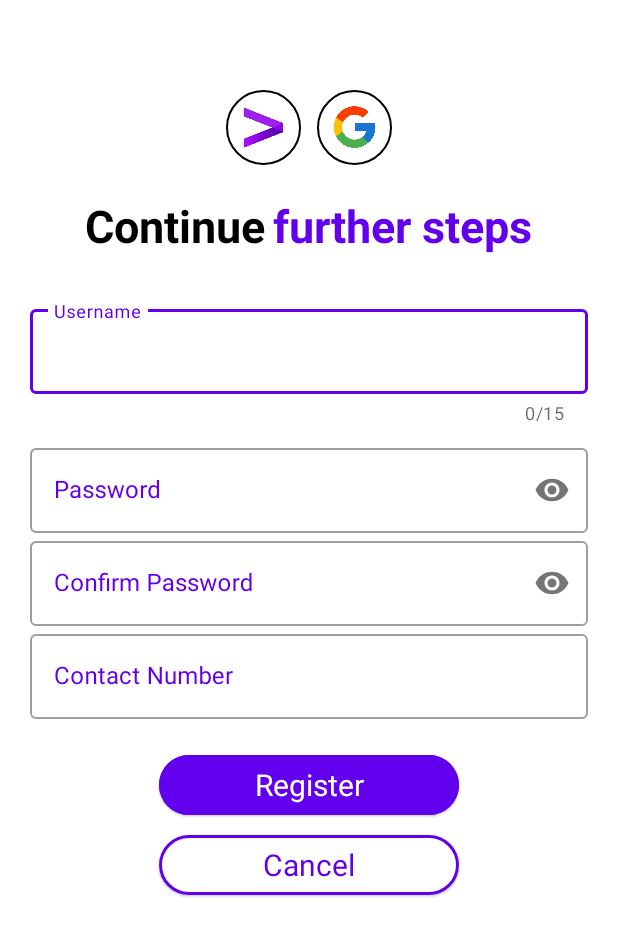
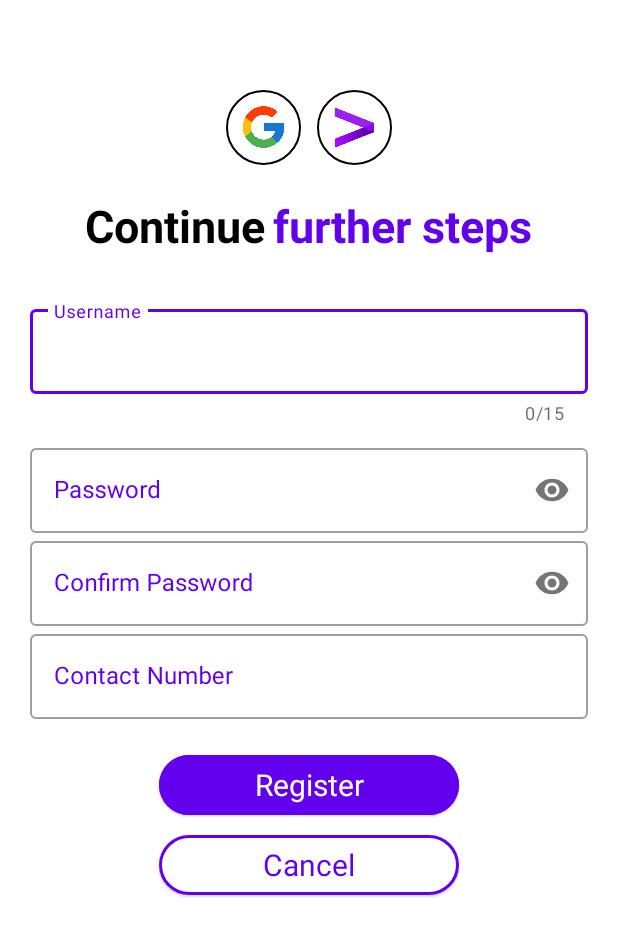
Before and after one commit to HarshAggarwal1/ExpenSure, an Android app: the GoogleSignInActivity screen opened directly, with no data from a screen before it, on a phone screen of 412 x 824 dp. Shown: the top 936 px of the screen. Run offline under Robolectric (Android 15) with nearby library versions, the phone set to English and light mode, and no system bars.

Commit message:
Few UI improvements

```diff
--- a/app/src/main/java/com/accenture/accpenture/GoogleSignInActivity.java
+++ b/app/src/main/java/com/accenture/accpenture/GoogleSignInActivity.java
@@ -1,10 +1,12 @@
 package com.accenture.accpenture;
 
+import android.graphics.RectF;
 import android.os.Bundle;
 import android.view.Window;
 
 import androidx.appcompat.app.AppCompatActivity;
 
+import com.google.android.material.shape.ShapeAppearanceModel;
 import com.google.android.material.transition.platform.MaterialContainerTransform;
 import com.google.android.material.transition.platform.MaterialContainerTransformSharedElementCallback;
 
@@ -23,7 +25,7 @@ public class GoogleSignInActivity extends AppCompatActivity {
 
         MaterialContainerTransform transform= new MaterialContainerTransform();
         transform.addTarget(android.R.id.content);
-        transform.setDuration(500);
+        transform.setDuration(550);
         getWindow().setSharedElementEnterTransition(transform);
         getWindow().setSharedElementExitTransition(transform);
     }
--- a/app/src/main/java/com/accenture/accpenture/Login.java
+++ b/app/src/main/java/com/accenture/accpenture/Login.java
@@ -22,6 +22,7 @@ import androidx.activity.result.ActivityResultLauncher;
 import androidx.activity.result.contract.ActivityResultContracts;
 import androidx.annotation.NonNull;
 import androidx.appcompat.app.AppCompatActivity;
+import androidx.appcompat.content.res.AppCompatResources;
 import androidx.core.graphics.Insets;
 import androidx.core.view.ViewCompat;
 import androidx.core.view.WindowCompat;
@@ -279,6 +280,8 @@ public class Login extends AppCompatActivity {
                             new Handler(Looper.getMainLooper()).postDelayed(new Runnable() {
                                 @Override
                                 public void run() {
+                                    googleSignIn.setBackgroundResource(android.R.color.transparent);
+                                    googleSignIn.setImageResource(android.R.color.transparent);
                                     startMaterialContainerTransform();
                                 }
                             }, 200);
@@ -306,6 +309,7 @@ public class Login extends AppCompatActivity {
     @Override
     public void onResume() {
         super.onResume();
-
+        googleSignIn.setBackgroundResource(R.drawable.signinwith_background);
+        googleSignIn.setImageResource(R.drawable.google_sign);
     }
 }
--- a/app/src/main/res/layout/activity_after_google_sign_in.xml
+++ b/app/src/main/res/layout/activity_after_google_sign_in.xml
@@ -6,11 +6,15 @@
     android:layout_height="match_parent"
     android:orientation="vertical"
     android:background="@color/white"
+    tools:context=".GoogleSignInActivity">
+    <LinearLayout
+        android:layout_width="match_parent"
+        android:layout_height="wrap_content"
+        android:orientation="vertical"
         android:layout_marginTop="60dp"
         android:layout_marginStart="20dp"
         android:layout_marginEnd="20dp"
-    android:layout_marginBottom="20dp"
-    tools:context=".GoogleSignInActivity">
+        android:layout_marginBottom="20dp">
 
         <LinearLayout
             android:layout_width="wrap_content"
@@ -19,24 +23,23 @@
             android:gravity="center"
             android:orientation="horizontal">
             <ImageView
-            android:id="@+id/imageLogoLogin"
                 android:layout_width="50dp"
                 android:layout_height="50dp"
+                android:layout_marginEnd="5dp"
                 android:scaleType="fitXY"
-            android:layout_gravity="center_horizontal"
-            android:layout_marginEnd="5dp"
                 android:background="@drawable/signinwith_background"
                 android:padding="10dp"
-            android:src="@drawable/accenture_splash" />
+                android:layout_gravity="center_horizontal"
+                android:src="@drawable/google_sign" />
             <ImageView
                 android:layout_width="50dp"
                 android:layout_height="50dp"
                 android:layout_marginStart="5dp"
                 android:scaleType="fitXY"
+                android:layout_gravity="center_horizontal"
                 android:background="@drawable/signinwith_background"
                 android:padding="10dp"
-            android:layout_gravity="center_horizontal"
-            android:src="@drawable/google_sign" />
+                android:src="@drawable/accenture_splash" />
         </LinearLayout>
 
         <LinearLayout
@@ -46,7 +49,6 @@
             android:gravity="center_horizontal"
             android:layout_marginTop="20dp">
             <TextView
-            android:id="@+id/textViewLogin1"
                 android:layout_width="wrap_content"
                 android:layout_height="wrap_content"
                 android:text="@string/continueText"
@@ -54,7 +56,6 @@
                 android:textColor="@color/black"
                 android:textStyle="bold" />
             <TextView
-            android:id="@+id/textViewLogin2"
                 android:layout_width="wrap_content"
                 android:layout_height="wrap_content"
                 android:text="@string/furtherSteps"
@@ -128,7 +129,7 @@
             </com.google.android.material.textfield.TextInputLayout>
 
             <Button
-            android:id="@+id/loginButton"
+                android:id="@+id/furtherGoogleRegisterButton"
                 android:layout_width="200dp"
                 app:elevation="5dp"
                 android:layout_height="wrap_content"
@@ -147,7 +148,7 @@
 
             <Button
                 style="@style/Widget.Material3.Button.ElevatedButton"
-            android:id="@+id/loginPageNewUser"
+                android:id="@+id/furtherGoogleCancelButton"
                 android:layout_width="200dp"
                 android:layout_height="wrap_content"
                 android:layout_gravity="center"
@@ -164,5 +165,6 @@
                 android:textSize="20sp" />
 
         </LinearLayout>
+    </LinearLayout>
 
 </LinearLayout>
```
Also changed, not shown: app/src/main/res/layout/activity_login.xml (+10 -8 lines). Lines whose indentation alone changed are shown as unchanged.
